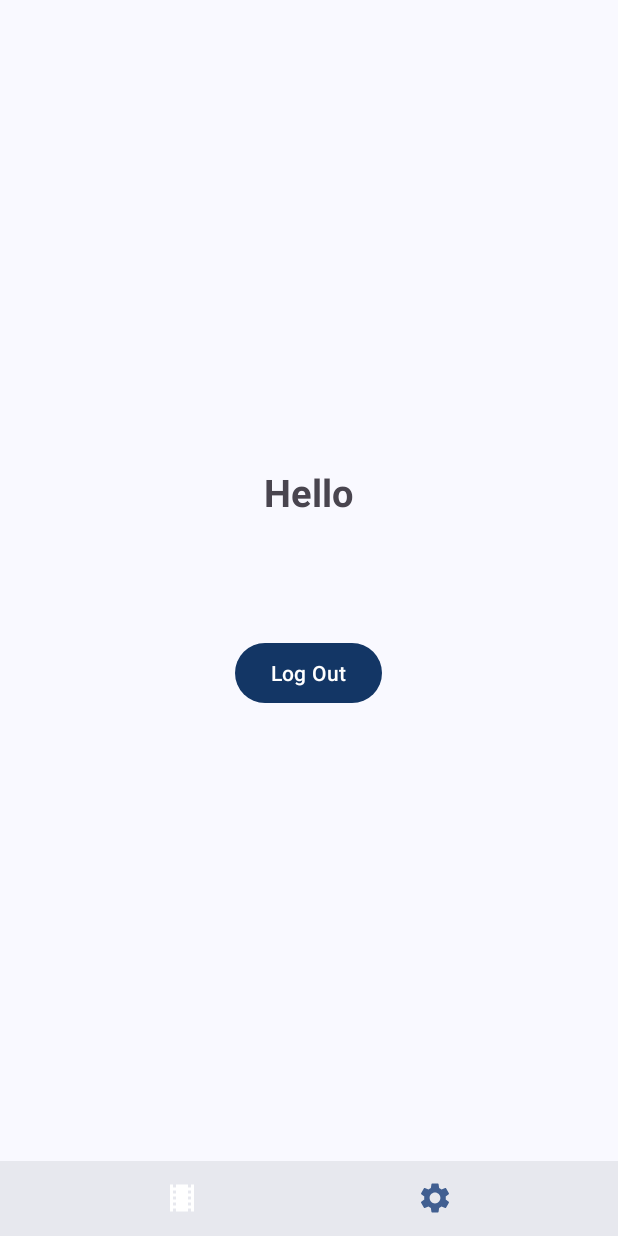
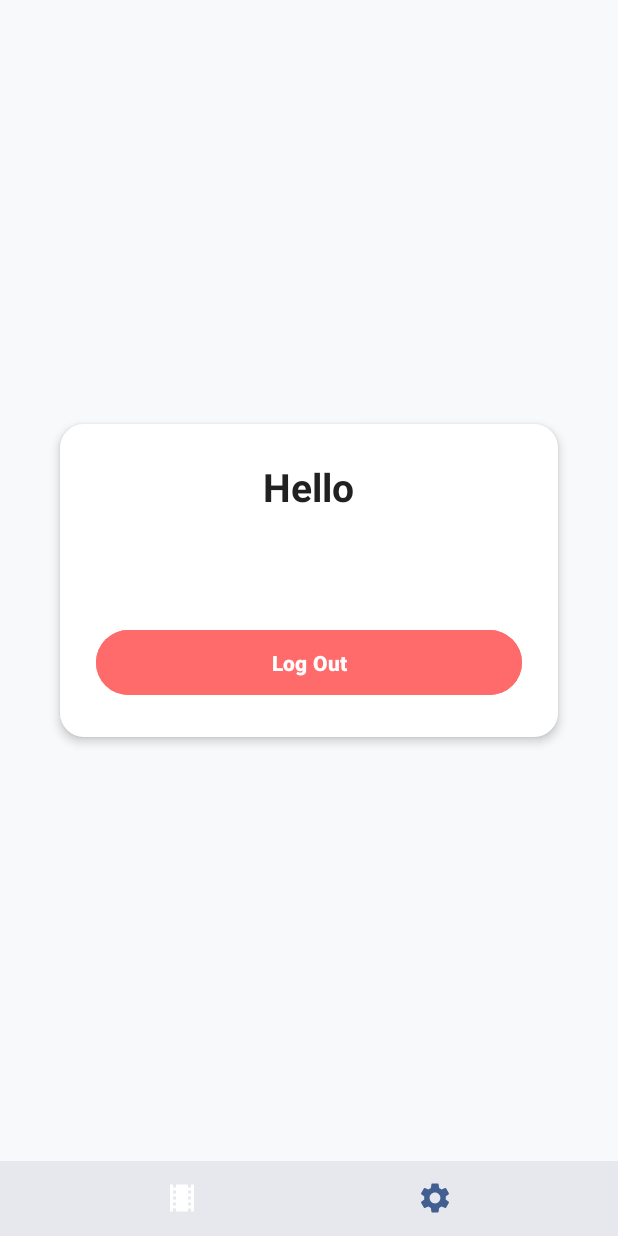
Before and after one commit to lukaakhalkatsi/final, an Android app: the SettingsFragment screen opened through its navigation route, on a phone screen of 412 x 824 dp. Run offline under Robolectric (Android 15) with nearby library versions, the phone set to English and light mode, and no system bars; our stand-ins replace Firebase (no records; nobody signed in at launch, a user with empty details on screens opened directly), navigation-ui; libraries missing offline, so code that uses them is left out: com.jakewharton.retrofit2; pictures from the network do not load.

Commit message:
settings page fix

```diff
--- /dev/null
+++ b/app/src/main/res/drawable/bg_card.xml
@@ -0,0 +1,10 @@
+<shape xmlns:android="http://schemas.android.com/apk/res/android"
+    android:shape="rectangle">
+    <solid android:color="#FFFFFF"/>
+    <corners android:radius="16dp"/>
+    <padding
+        android:left="8dp"
+        android:top="8dp"
+        android:right="8dp"
+        android:bottom="8dp" />
+</shape>
--- a/app/src/main/res/layout/fragment_settings.xml
+++ b/app/src/main/res/layout/fragment_settings.xml
@@ -4,29 +4,52 @@
     android:layout_width="match_parent"
     android:layout_height="match_parent"
     android:gravity="center"
+    android:padding="24dp"
+    android:background="#F8F9FA"
     android:orientation="vertical"
     tools:context=".screen.settings.SettingsFragment">
+
+    <!-- Container Card -->
+    <LinearLayout
+        android:layout_width="match_parent"
+        android:layout_height="wrap_content"
+        android:orientation="vertical"
+        android:padding="24dp"
+        android:background="@drawable/bg_card"
+        android:elevation="4dp"
+        android:layout_margin="16dp"
+        android:gravity="center_horizontal">
+
         <TextView
+            android:id="@+id/tvGreeting"
             android:text="@string/hello"
             android:textStyle="bold"
-        android:textSize="25sp"
-        android:layout_marginVertical="10dp"
-        android:layout_width="wrap_content"
-        android:layout_height="wrap_content" />
-    <TextView
-        android:id="@+id/tvSettingEmail"
+            android:textSize="26sp"
+            android:textColor="#212121"
+            android:layout_marginBottom="12dp"
             android:layout_width="wrap_content"
             android:layout_height="wrap_content" />
 
-    <Space
-        android:layout_width="0dp"
-        android:layout_height="50dp" />
+        <TextView
+            android:id="@+id/tvSettingEmail"
+            android:text="user@example.com"
+            android:textColor="#555"
+            android:textSize="16sp"
+            android:layout_marginBottom="32dp"
+            android:layout_width="wrap_content"
+            android:layout_height="wrap_content" />
 
         <Button
             android:id="@+id/btnLogOut"
-        android:layout_width="wrap_content"
+            android:layout_width="match_parent"
             android:layout_height="wrap_content"
-        android:text="@string/log_out" />
-
+            android:backgroundTint="#FF6B6B"
+            android:textColor="@android:color/white"
+            android:textStyle="bold"
+            android:paddingVertical="12dp"
+            android:text="@string/log_out"
+            android:layout_marginTop="8dp" />
 
     </LinearLayout>
+
+</LinearLayout>
```
Lines whose indentation alone changed are shown as unchanged.
